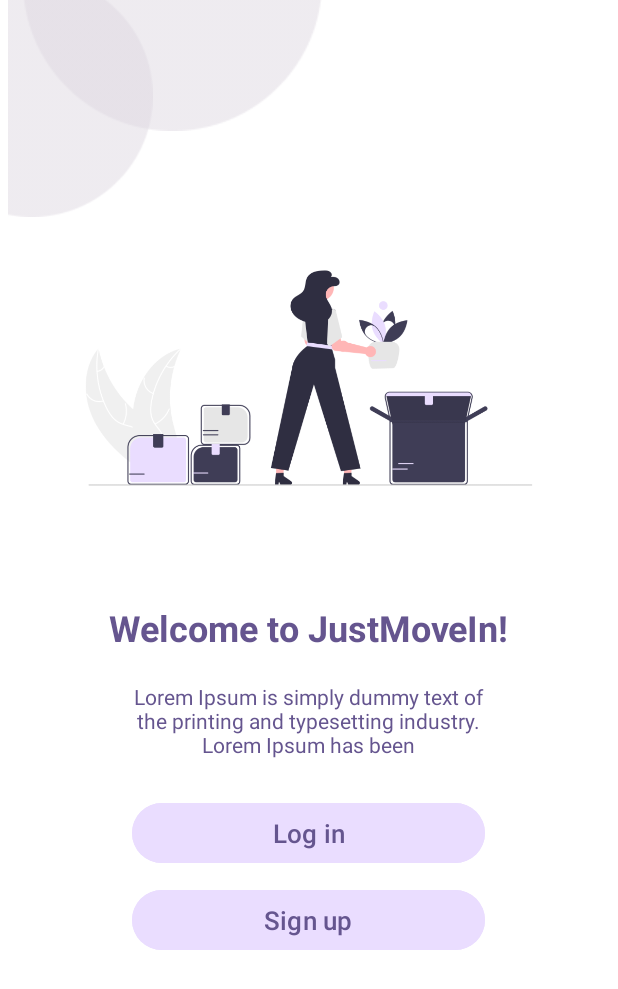
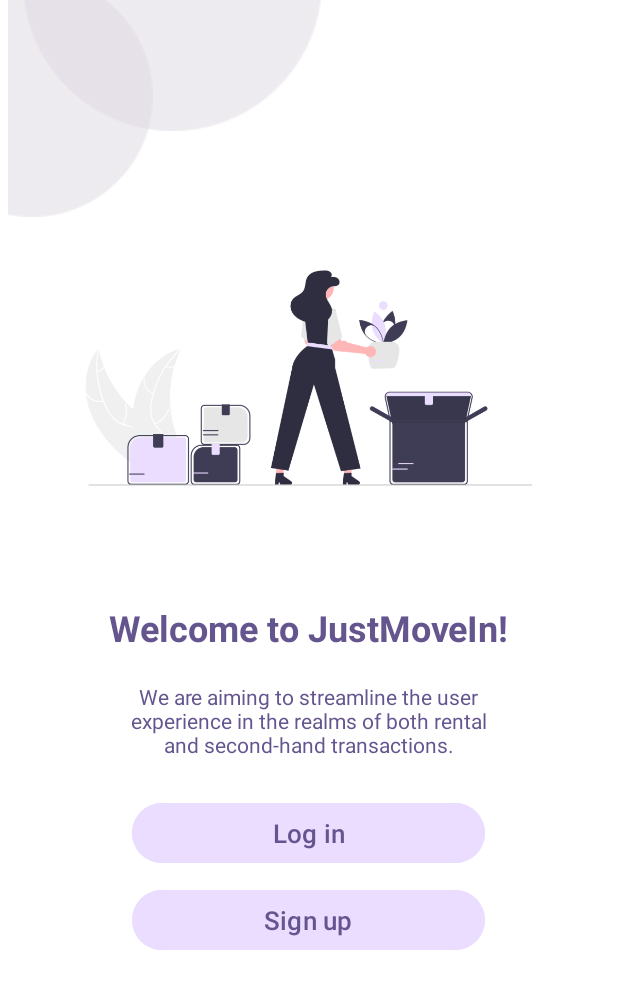
Before and after one commit to e0c0h0o0/MovieinApplication, an Android app built with Jetpack Compose: the screen it shows after launch (WelcomeActivity), on a phone screen of 412 x 824 dp. Shown: the top 989 px of the screen. Run offline under Robolectric (Android 15) with nearby library versions, the phone set to English and light mode, and no system bars; our stand-ins replace Firebase (no records; nobody signed in at launch, a user with empty details on screens opened directly); 1 statement that could not run was skipped.

```diff
--- a/app/src/main/res/layout/activity_welcome.xml
+++ b/app/src/main/res/layout/activity_welcome.xml
@@ -59,7 +59,7 @@
         android:textColor="@color/text"
         android:textSize="14sp"
         android:layout_marginTop="20dp"
-        android:text="@string/placeholder"
+        android:text="@string/welcome_text"
         android:layout_centerHorizontal="true"
         android:textAlignment="center"
         android:layout_below="@id/welcome_words" />
--- a/app/src/main/res/values/strings.xml
+++ b/app/src/main/res/values/strings.xml
@@ -1,7 +1,7 @@
 <resources>
     <string name="app_name">JustMovein</string>
     <string name="placeholder">Lorem Ipsum is simply dummy text of the printing and typesetting industry. Lorem Ipsum has been </string>
-
+    <string name="welcome_text">We are aiming to streamline the user experience in the realms of both rental and second-hand transactions. </string>
     <string name="add_up_to_5">Add up to 5 photos</string>
     <string name="description_title">Description</string>
     <string name="detail_title">Details</string>
@@ -36,7 +36,6 @@
         <item>1 Bed</item>
         <item>2 Beds</item>
         <item>Other</item>
-        <item>Outdoor</item>
 
     </string-array>
 
```
Also changed, not shown: 1 other file.
